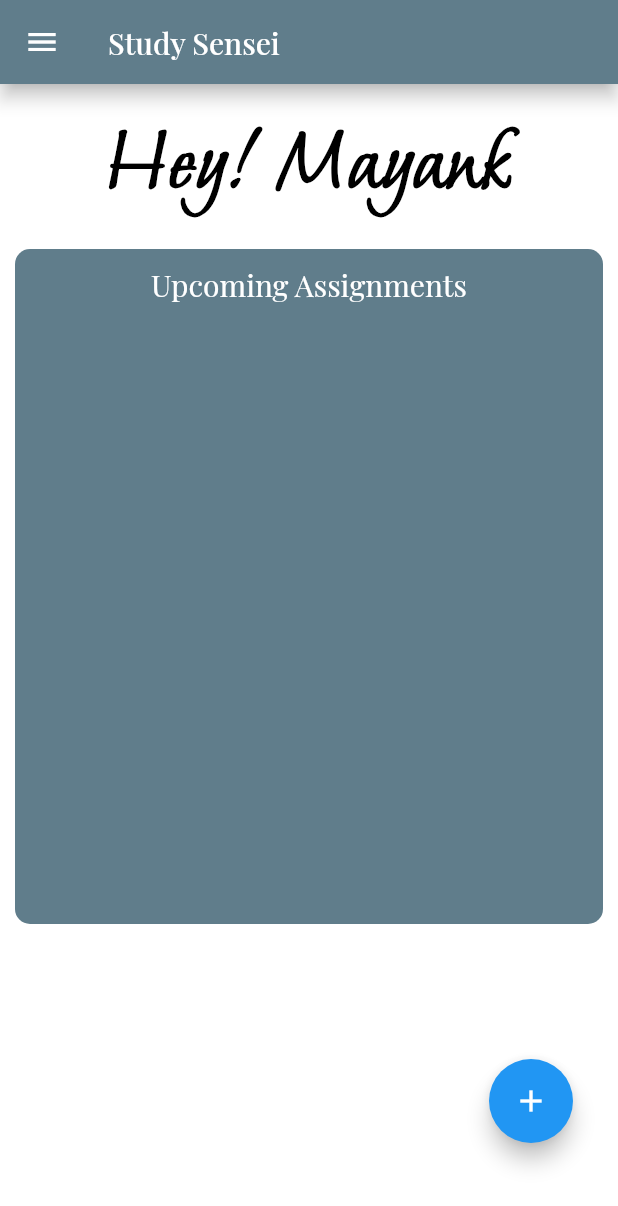
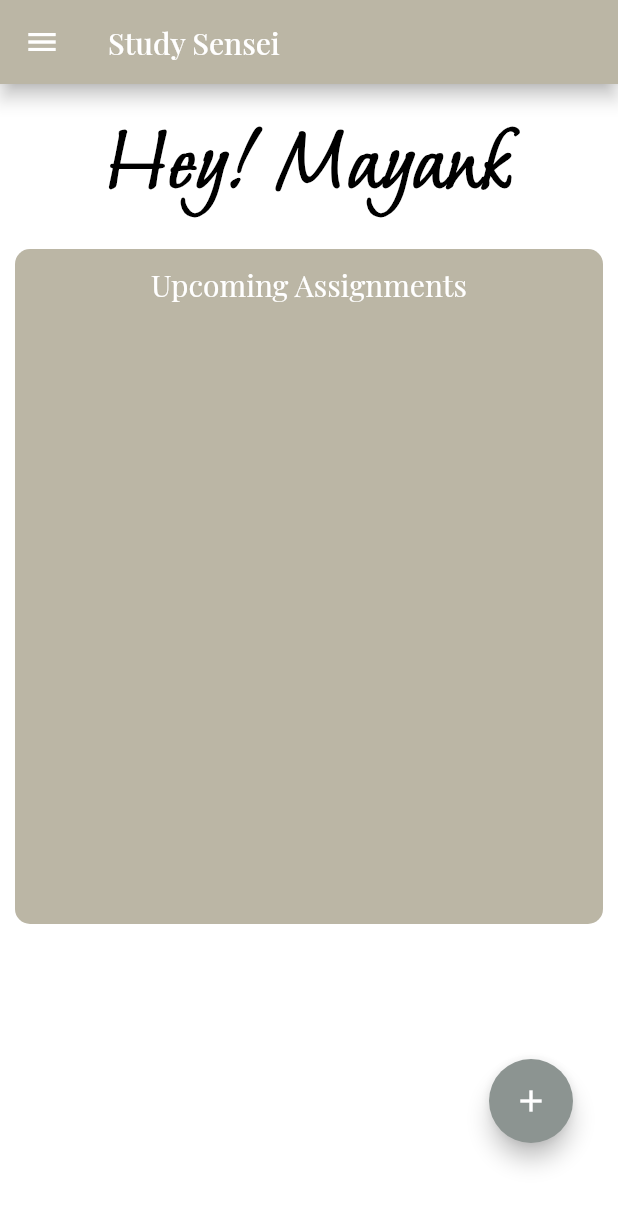
Before and after one commit to Study-Sensei/StudySensei-Official, a Flutter app: the screen it shows after launch, on a phone screen of 412 x 824 dp. Shown: the top 1206 px of the screen. Run offline on Flutter 3.47's test engine with Material 2 defaults, Android fonts, the phone set to English and light mode, and no system bars.

Commit message:
"17/09/2023"

```diff
--- a/lib/Pages/homepage.dart
+++ b/lib/Pages/homepage.dart
@@ -1,7 +1,9 @@
 // ignore_for_file: prefer_const_constructors
 
 import 'package:flutter/material.dart';
+import 'package:study_sensei/Pages/assignment_page.dart';
 import 'package:study_sensei/Pages/calendar.dart';
+import 'package:study_sensei/Pages/settings.dart';
 import 'package:study_sensei/Widgets/drawer.dart';
 
 class HomePage extends StatefulWidget {
@@ -28,20 +30,20 @@ class _HomePageState extends State<HomePage> {
   Widget build(BuildContext context) {
     return Scaffold(
       drawer: Drawer(
+        backgroundColor: Color(0XFF2A2F33),
         child: ListView(
           padding: EdgeInsets.zero,
           children: [
             Container(
               height: 150.0,
               child: DrawerHeader(
-                decoration: BoxDecoration(color: Colors.white),
                 margin: EdgeInsets.all(0.0),
                 padding: EdgeInsets.all(0.0),
                 child: Center(
                   child: Text(
                     'Navigation',
                     style: TextStyle(
-                        color: Colors.black,
+                        color: Colors.white,
                         fontFamily: 'MoonDance',
                         fontSize: 50.0,
                         fontWeight: FontWeight.w700),
@@ -53,6 +55,32 @@ class _HomePageState extends State<HomePage> {
               height: 20.0,
             ),
             Drawer_item(
+              tilecolor: Color(0XFFBBB6A5),
+              onTap: () {
+                Navigator.push(context,
+                    MaterialPageRoute(builder: (context) => Assignment_page()));
+              },
+              title: Row(
+                children: const [
+                  Icon(
+                    Icons.assignment,
+                    size: 30,
+                  ),
+                  Padding(
+                    padding: EdgeInsets.only(left: 30.0),
+                    child: Text(
+                      'Assignments',
+                      style: TextStyle(fontSize: 30.0),
+                    ),
+                  ),
+                ],
+              ),
+            ),
+            SizedBox(
+              height: 20.0,
+            ),
+            Drawer_item(
+              tilecolor: Color(0XFFBBB6A5),
               onTap: () {
                 Navigator.push(context,
                     MaterialPageRoute(builder: (context) => CalendarPage()));
@@ -73,13 +101,38 @@ class _HomePageState extends State<HomePage> {
                 ],
               ),
             ),
+            SizedBox(
+              height: 20.0,
+            ),
+            Drawer_item(
+              tilecolor: Color(0XFFBBB6A5),
+              onTap: () {
+                Navigator.push(context,
+                    MaterialPageRoute(builder: (context) => SettingsPage()));
+              },
+              title: Row(
+                children: const [
+                  Icon(
+                    Icons.settings,
+                    size: 30,
+                  ),
+                  Padding(
+                    padding: EdgeInsets.only(left: 30.0),
+                    child: Text(
+                      'Settings',
+                      style: TextStyle(fontSize: 30.0),
+                    ),
+                  ),
+                ],
+              ),
+            ),
           ],
         ),
       ),
       appBar: AppBar(
         title: const Text('Study Sensei'),
         elevation: 5,
-        backgroundColor: Colors.blueGrey,
+        backgroundColor: Color(0XFFBBB6A5),
       ),
       body: Container(
         height: double.infinity,
@@ -115,7 +168,7 @@ class _HomePageState extends State<HomePage> {
                     borderRadius: BorderRadius.all(
                       Radius.circular(10),
                     ),
-                    color: Colors.blueGrey,
+                    color: Color(0XFFBBB6A5),
                   ),
                   child: const Padding(
                     padding: EdgeInsets.all(10.0),
@@ -135,6 +188,7 @@ class _HomePageState extends State<HomePage> {
               child: Align(
                 alignment: Alignment.bottomRight,
                 child: FloatingActionButton(
+                  backgroundColor: Color(0XFF8C9491),
                   child: Icon(
                     Icons.add,
                     color: Colors.white,
```
Also changed, not shown: lib/Pages/assignment_page.dart (added, +23 -0 lines), lib/Pages/settings.dart (added, +23 -0 lines).
